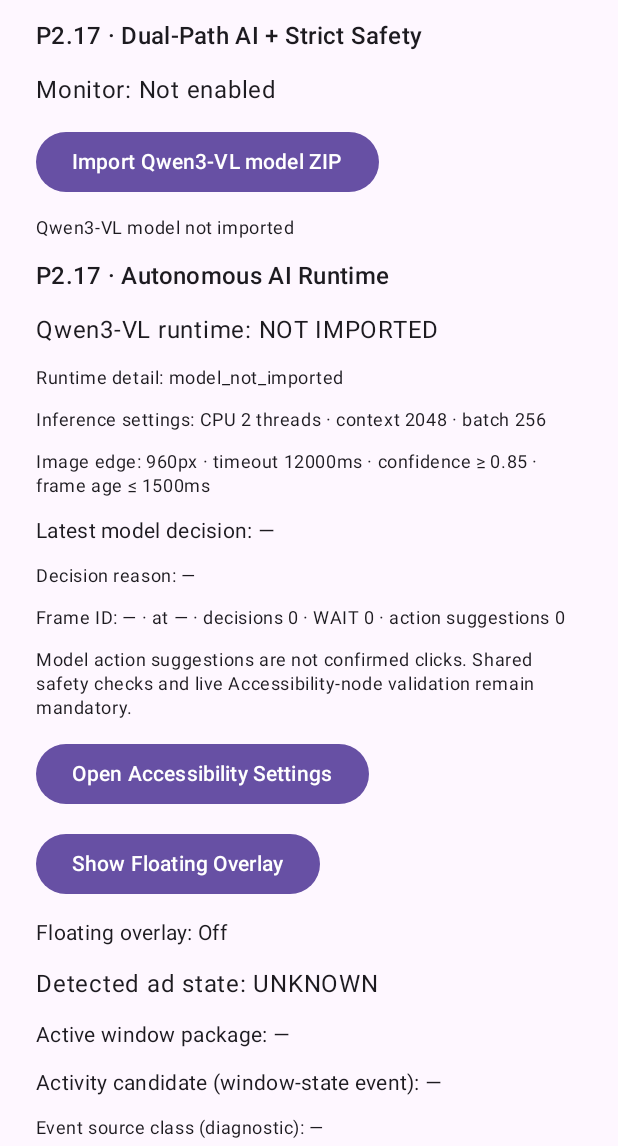
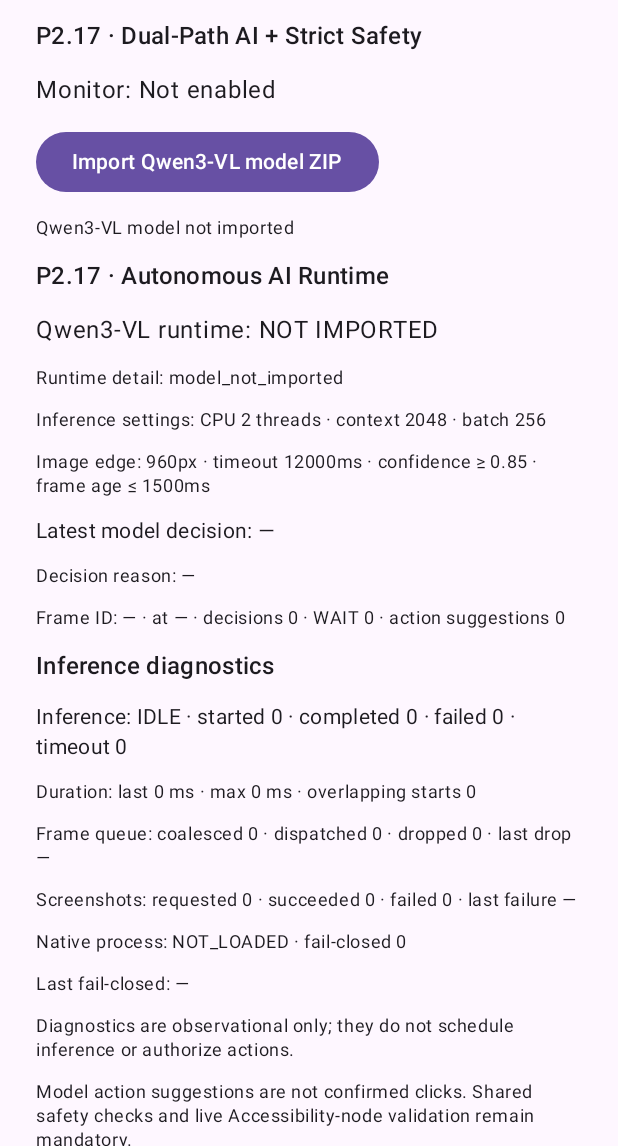
Before and after one commit to kenznguyen/Smart-Ad-Skip, an Android app built with Jetpack Compose: the screen it shows after launch (MainActivity), on a phone screen of 412 x 824 dp, the part 90-1236 px from its top. Run offline under Robolectric (Android 15) with nearby library versions, the phone set to English and light mode, and no system bars; our stand-ins replace AdMob.

Commit message:
feat(p2.27): display inference pipeline diagnostics

```diff
--- a/app/src/main/java/com/kenznguyen/smartadskip/MainActivity.kt
+++ b/app/src/main/java/com/kenznguyen/smartadskip/MainActivity.kt
@@ -162,6 +162,35 @@ private fun AccessibilityMonitorScreen() {
             "Frame ID: ${if (aiRuntimeStatus.lastFrameId > 0L) aiRuntimeStatus.lastFrameId.toString() else "—"} · at $lastDecisionAt · decisions ${aiRuntimeStatus.inferenceCount} · WAIT ${aiRuntimeStatus.waitCount} · action suggestions ${aiRuntimeStatus.actionCount}",
             style = MaterialTheme.typography.bodySmall
         )
+        Text("Inference diagnostics", style = MaterialTheme.typography.titleMedium)
+        Text(
+            "Inference: ${aiRuntimeStatus.inferenceState.name} · started ${aiRuntimeStatus.inferenceStartedCount} · completed ${aiRuntimeStatus.inferenceCompletedCount} · failed ${aiRuntimeStatus.inferenceFailedCount} · timeout ${aiRuntimeStatus.inferenceTimeoutCount}",
+            style = MaterialTheme.typography.bodyMedium
+        )
+        Text(
+            "Duration: last ${aiRuntimeStatus.lastInferenceDurationMillis} ms · max ${aiRuntimeStatus.maxInferenceDurationMillis} ms · overlapping starts ${aiRuntimeStatus.inferenceOverlapCount}",
+            style = MaterialTheme.typography.bodySmall
+        )
+        Text(
+            "Frame queue: coalesced ${aiRuntimeStatus.queueCoalescedCount} · dispatched ${aiRuntimeStatus.queueDispatchedCount} · dropped ${aiRuntimeStatus.queueDroppedCount} · last drop ${aiRuntimeStatus.lastQueueDropReason}",
+            style = MaterialTheme.typography.bodySmall
+        )
+        Text(
+            "Screenshots: requested ${aiRuntimeStatus.screenshotRequestedCount} · succeeded ${aiRuntimeStatus.screenshotSucceededCount} · failed ${aiRuntimeStatus.screenshotFailedCount} · last failure ${aiRuntimeStatus.lastScreenshotFailure}",
+            style = MaterialTheme.typography.bodySmall
+        )
+        Text(
+            "Native process: ${aiRuntimeStatus.nativeProcessState} · fail-closed ${aiRuntimeStatus.failClosedCount}",
+            style = MaterialTheme.typography.bodySmall
+        )
+        Text(
+            "Last fail-closed: ${aiRuntimeStatus.lastFailClosedReason}",
+            style = MaterialTheme.typography.bodySmall
+        )
+        Text(
+            "Diagnostics are observational only; they do not schedule inference or authorize actions.",
+            style = MaterialTheme.typography.bodySmall
+        )
         Text(
             "Model action suggestions are not confirmed clicks. Shared safety checks and live Accessibility-node validation remain mandatory.",
             style = MaterialTheme.typography.bodySmall
```
